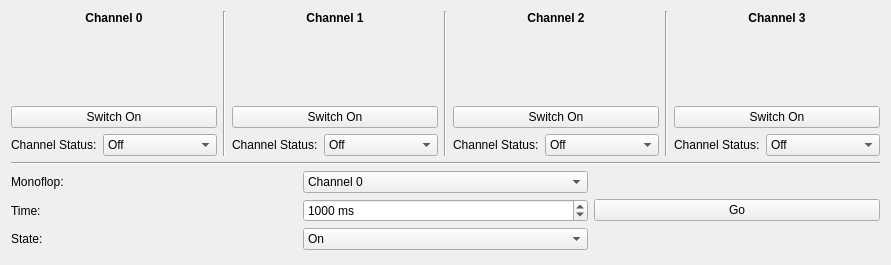
Qt form src/brickv/plugin_system/plugins/industrial_quad_relay_v2/ui/industrial_quad_relay_v2.ui (Tinkerforge/brickv) before a commit.
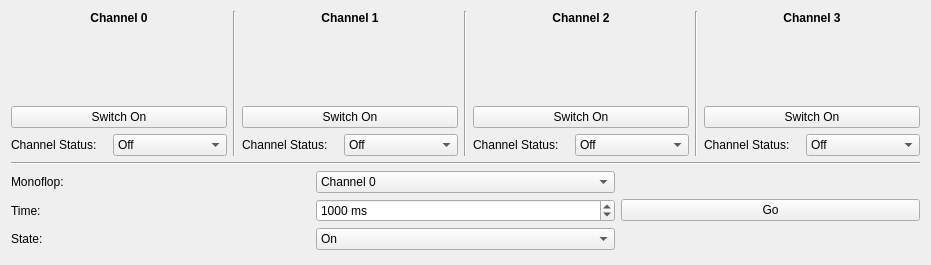
The same form after that commit.

Commit message: industrial-quad-relay-v2: Align status icon to centre

The edit to the form file:
```diff
--- a/src/brickv/plugin_system/plugins/industrial_quad_relay_v2/ui/industrial_quad_relay_v2.ui
+++ b/src/brickv/plugin_system/plugins/industrial_quad_relay_v2/ui/industrial_quad_relay_v2.ui
@@ -6,7 +6,7 @@
    <rect>
     <x>0</x>
     <y>0</y>
-    <width>870</width>
+    <width>931</width>
     <height>265</height>
    </rect>
   </property>
@@ -21,6 +21,9 @@
        <property name="text">
         <string/>
        </property>
+       <property name="alignment">
+        <set>Qt::AlignCenter</set>
+       </property>
       </widget>
      </item>
      <item row="5" column="9">
@@ -94,6 +97,9 @@
        <property name="text">
         <string/>
        </property>
+       <property name="alignment">
+        <set>Qt::AlignCenter</set>
+       </property>
       </widget>
      </item>
      <item row="4" column="9" colspan="2">
@@ -301,6 +307,9 @@
        <property name="text">
         <string/>
        </property>
+       <property name="alignment">
+        <set>Qt::AlignCenter</set>
+       </property>
       </widget>
      </item>
      <item row="5" column="6">
@@ -334,6 +343,9 @@
        <property name="text">
         <string/>
        </property>
+       <property name="alignment">
+        <set>Qt::AlignCenter</set>
+       </property>
       </widget>
      </item>
      <item row="5" column="10">
```
